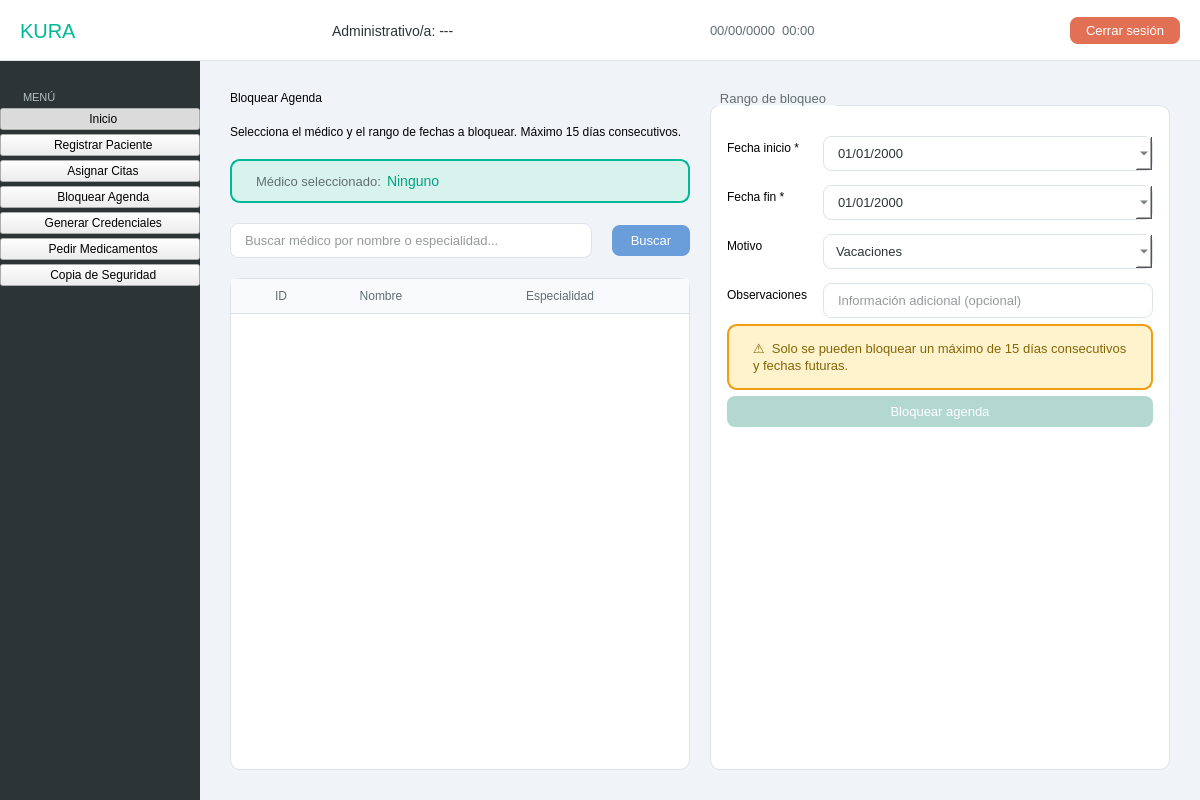
Above: src/vista/Ui/VistaAdministrativo.ui from hgarcg04/software-engineering before the change. Below: the same form after it.
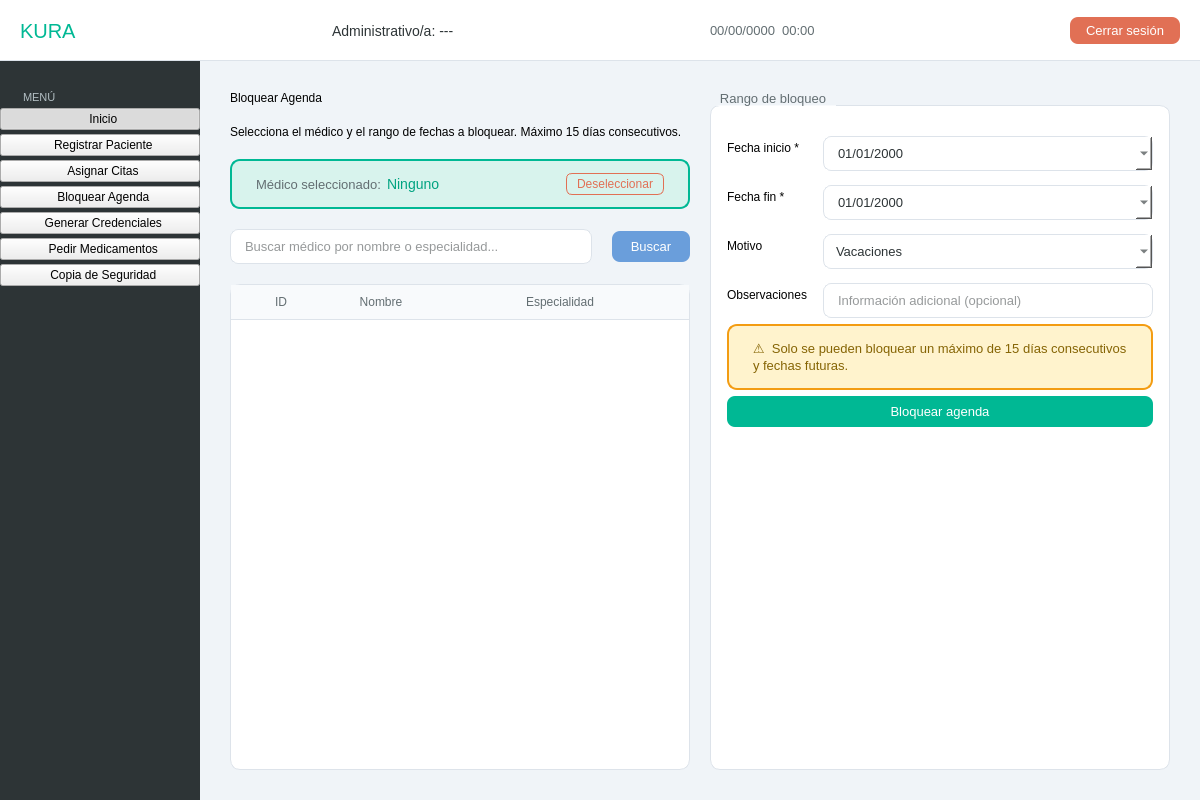
That is the form after the change. The open tabs and pages were chosen to show the change.

Patch:
```diff
--- a/src/vista/Ui/VistaAdministrativo.ui
+++ b/src/vista/Ui/VistaAdministrativo.ui
@@ -146,7 +146,7 @@
         font-size: 14px;
         color: #00a381;
     }
-    #btn_deseleccionar {
+    #btn_deseleccionar, #btn_deseleccionar_medico {
         background-color: transparent;
         color: #e17055;
         border: 1px solid #e17055;
@@ -1107,6 +1107,12 @@
                  </property>
                 </spacer>
                </item>
+               <item>
+                <widget class="QPushButton" name="btn_deseleccionar_medico">
+                 <property name="text"><string>Deseleccionar</string></property>
+                 <property name="visible"><bool>false</bool></property>
+                </widget>
+               </item>
               </layout>
              </widget>
             </item>
@@ -1232,7 +1238,6 @@
              </item>
              <item>
               <widget class="QPushButton" name="btn_bloquear_agenda">
-               <property name="enabled"><bool>false</bool></property>
                <property name="text"><string>Bloquear agenda</string></property>
               </widget>
              </item>
```
Left out of the diff: 2 changed lines with no effect on the pictures.
